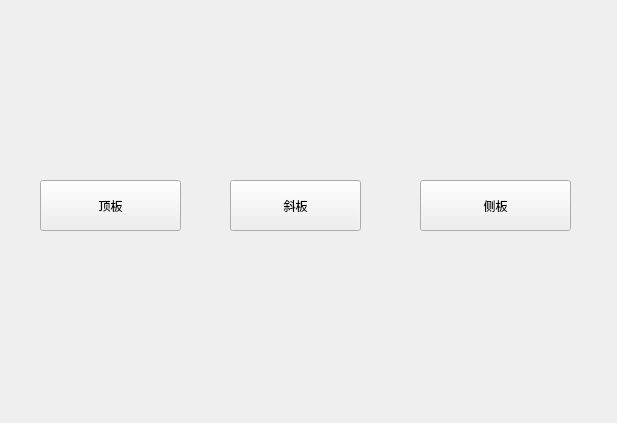
This is HMI/SceneSelectionWindow.ui in junyiha/Robot as Qt 5 draws it before an edit. The edited form follows.
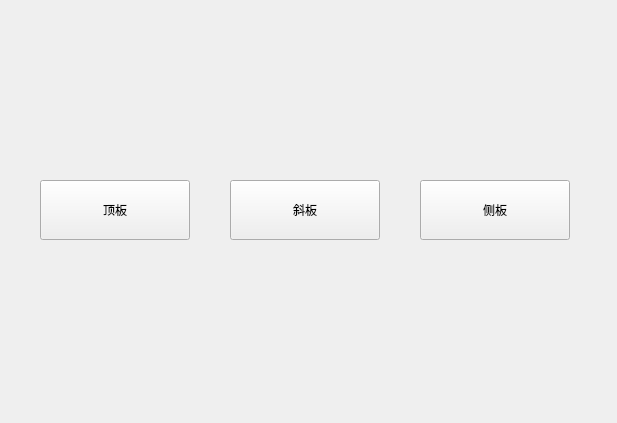
This is the edited form.

Commit message: 优化场景选择页面字体

What changed in the file:
```diff
--- a/HMI/SceneSelectionWindow.ui
+++ b/HMI/SceneSelectionWindow.ui
@@ -18,10 +18,13 @@
     <rect>
      <x>40</x>
      <y>180</y>
-     <width>141</width>
-     <height>51</height>
+     <width>150</width>
+     <height>60</height>
     </rect>
    </property>
+   <property name="styleSheet">
+    <string notr="true">font: 28pt &quot;黑体&quot;;</string>
+   </property>
    <property name="text">
     <string>顶板</string>
    </property>
@@ -31,10 +34,13 @@
     <rect>
      <x>230</x>
      <y>180</y>
-     <width>131</width>
-     <height>51</height>
+     <width>150</width>
+     <height>60</height>
     </rect>
    </property>
+   <property name="styleSheet">
+    <string notr="true">font: 28pt &quot;黑体&quot;;</string>
+   </property>
    <property name="text">
     <string>斜板</string>
    </property>
@@ -44,10 +50,13 @@
     <rect>
      <x>420</x>
      <y>180</y>
-     <width>151</width>
-     <height>51</height>
+     <width>150</width>
+     <height>60</height>
     </rect>
    </property>
+   <property name="styleSheet">
+    <string notr="true">font: 28pt &quot;黑体&quot;;</string>
+   </property>
    <property name="text">
     <string>侧板</string>
    </property>
```
